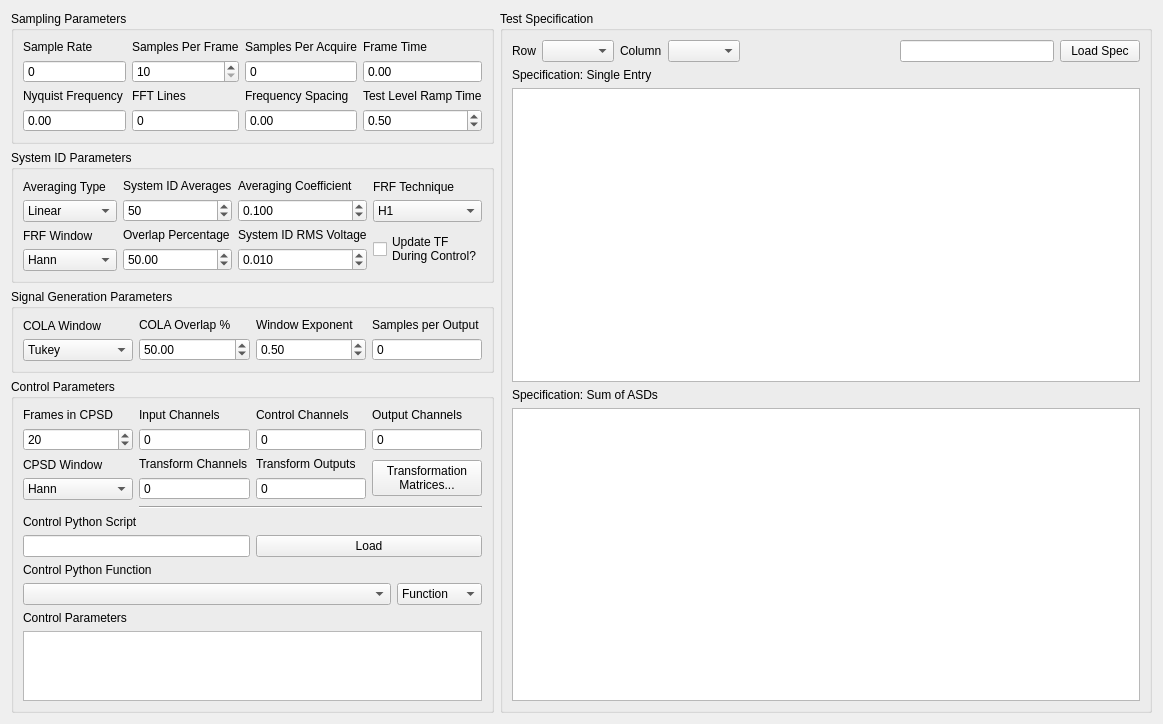
First picture: the form in components/random_vibration_definition.ui, repository sandialabs/rattlesnake-vibration-controller, before the edit.
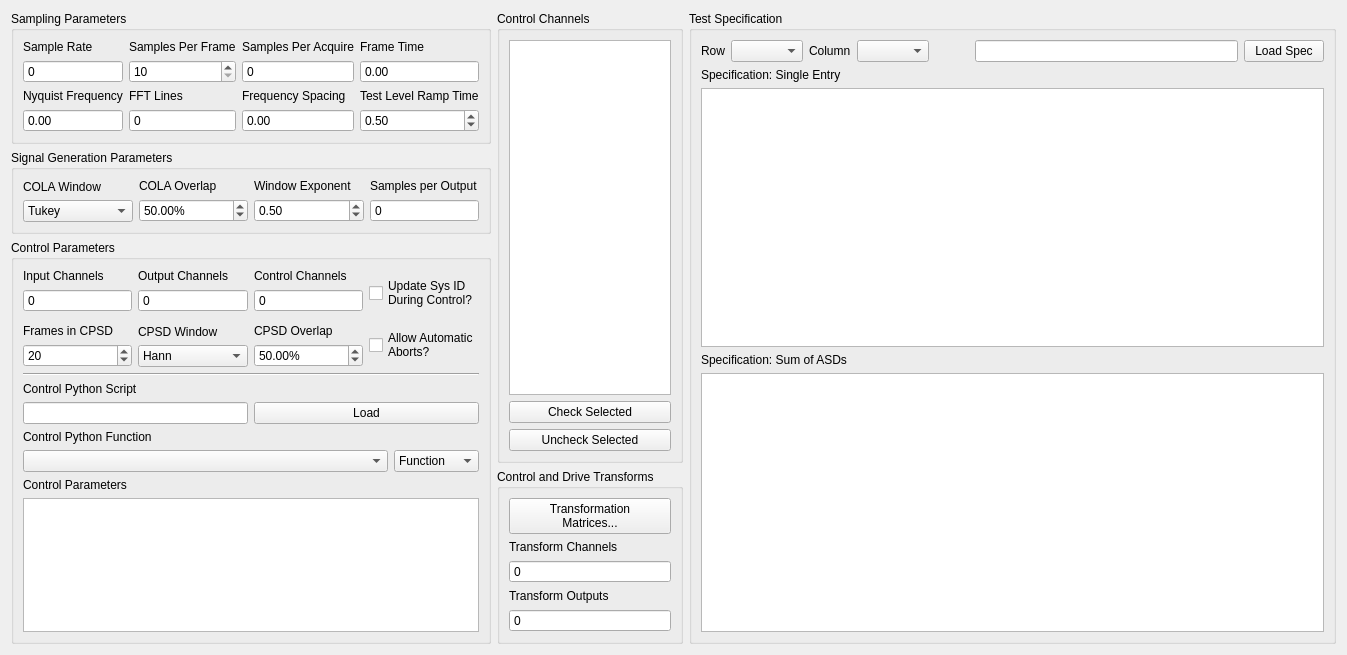
Second picture: the form after the edit. Custom widgets are drawn as their Qt base class.

```diff
--- a/components/random_vibration_definition.ui
+++ b/components/random_vibration_definition.ui
@@ -6,8 +6,8 @@
    <rect>
     <x>0</x>
     <y>0</y>
-    <width>1163</width>
-    <height>689</height>
+    <width>1347</width>
+    <height>655</height>
    </rect>
   </property>
   <property name="windowTitle">
@@ -15,7 +15,7 @@
   </property>
   <layout class="QVBoxLayout" name="verticalLayout">
    <item>
-    <layout class="QHBoxLayout" name="specification_layout">
+    <layout class="QHBoxLayout" name="specification_layout" stretch="0,0,1">
      <item>
       <layout class="QVBoxLayout" name="specification_summary_layout">
        <item>
@@ -285,206 +285,6 @@
          </layout>
         </widget>
        </item>
-       <item>
-        <widget class="QGroupBox" name="system_id_groupbox">
-         <property name="title">
-          <string>System ID Parameters</string>
-         </property>
-         <layout class="QGridLayout" name="gridLayout_4">
-          <item row="1" column="1">
-           <layout class="QVBoxLayout" name="overlap_percentage_layout">
-            <item>
-             <widget class="QLabel" name="overlap_percentage_label">
-              <property name="text">
-               <string>Overlap Percentage</string>
-              </property>
-             </widget>
-            </item>
-            <item>
-             <widget class="QDoubleSpinBox" name="system_id_overlap_percentage_selector">
-              <property name="value">
-               <double>50.000000000000000</double>
-              </property>
-             </widget>
-            </item>
-           </layout>
-          </item>
-          <item row="0" column="0">
-           <layout class="QVBoxLayout" name="averaging_type_layout">
-            <item>
-             <widget class="QLabel" name="averaging_type_label">
-              <property name="text">
-               <string>Averaging Type</string>
-              </property>
-             </widget>
-            </item>
-            <item>
-             <widget class="QComboBox" name="system_id_averaging_scheme_selector">
-              <property name="toolTip">
-               <string>&lt;html&gt;&lt;head/&gt;&lt;body&gt;&lt;p&gt;The averaging approach used to compute the transfer function. Linear averaging weights all frames evenly, while Exponential averaging applies more weight to more recent frames.&lt;/p&gt;&lt;p&gt;Profile Identifier: System Id Averaging Scheme Selector&lt;/p&gt;&lt;/body&gt;&lt;/html&gt;</string>
-              </property>
-              <item>
-               <property name="text">
-                <string>Linear</string>
-               </property>
-              </item>
-              <item>
-               <property name="text">
-                <string>Exponential</string>
-               </property>
-              </item>
-             </widget>
-            </item>
-           </layout>
-          </item>
-          <item row="1" column="0">
-           <layout class="QVBoxLayout" name="frf_window_layout">
-            <item>
-             <widget class="QLabel" name="frf_window_label">
-              <property name="text">
-               <string>FRF Window</string>
-              </property>
-             </widget>
-            </item>
-            <item>
-             <widget class="QComboBox" name="system_id_transfer_function_computation_window_selector">
-              <property name="toolTip">
-               <string>&lt;html&gt;&lt;head/&gt;&lt;body&gt;&lt;p&gt;The window function applied to the measurement frames when computing the transfer functions.&lt;/p&gt;&lt;p&gt;Profile Identifier: System Id Transfer Function Computatino Window Selector&lt;/p&gt;&lt;/body&gt;&lt;/html&gt;</string>
-              </property>
-              <item>
-               <property name="text">
-                <string>Hann</string>
-               </property>
-              </item>
-             </widget>
-            </item>
-           </layout>
-          </item>
-          <item row="0" column="2">
-           <layout class="QVBoxLayout" name="averaging_coefficient_layout">
-            <item>
-             <widget class="QLabel" name="averaging_coefficient_label">
-              <property name="text">
-               <string>Averaging Coefficient</string>
-              </property>
-             </widget>
-            </item>
-            <item>
-             <widget class="QDoubleSpinBox" name="system_id_averaging_coefficient_selector">
-              <property name="toolTip">
-               <string>&lt;html&gt;&lt;head/&gt;&lt;body&gt;&lt;p&gt;Weighting applied to the most recent average for Exponential Averaging.&lt;/p&gt;&lt;p&gt;Profile Identifier: System Id Averaging Coefficient Selector&lt;/p&gt;&lt;/body&gt;&lt;/html&gt;</string>
-              </property>
-              <property name="decimals">
-               <number>3</number>
-              </property>
-              <property name="minimum">
-               <double>0.000000000000000</double>
-              </property>
-              <property name="maximum">
-               <double>1.000000000000000</double>
-              </property>
-              <property name="singleStep">
-               <double>0.100000000000000</double>
-              </property>
-              <property name="value">
-               <double>0.100000000000000</double>
-              </property>
-             </widget>
-            </item>
-           </layout>
-          </item>
-          <item row="0" column="1">
-           <layout class="QVBoxLayout" name="system_id_averages_layout">
-            <item>
-             <widget class="QLabel" name="system_id_averages_label">
-              <property name="text">
-               <string>System ID Averages</string>
-              </property>
-             </widget>
-            </item>
-            <item>
-             <widget class="QSpinBox" name="system_id_frames_to_average_selector">
-              <property name="toolTip">
-               <string>&lt;html&gt;&lt;head/&gt;&lt;body&gt;&lt;p&gt;The number of averages used for Linear Averaging, and the number of frames that will be used for the initial System Identification step for Exponential Averaging.&lt;/p&gt;&lt;p&gt;Profile Identifier: System Id Frames To Average Selector&lt;/p&gt;&lt;/body&gt;&lt;/html&gt;</string>
-              </property>
-              <property name="maximum">
-               <number>500</number>
-              </property>
-              <property name="value">
-               <number>50</number>
-              </property>
-             </widget>
-            </item>
-           </layout>
-          </item>
-          <item row="0" column="3">
-           <layout class="QVBoxLayout" name="frf_technique_layout">
-            <item>
-             <widget class="QLabel" name="frf_technique_label">
-              <property name="text">
-               <string>FRF Technique</string>
-              </property>
-             </widget>
-            </item>
-            <item>
-             <widget class="QComboBox" name="system_id_frf_technique_selector">
-              <property name="toolTip">
-               <string>&lt;html&gt;&lt;head/&gt;&lt;body&gt;&lt;p&gt;Technique to compute the Transfer Function. H1 averages noise on the response channels.&lt;/p&gt;&lt;p&gt;Profile Identifier: System Id Frf Technique Selector&lt;/p&gt;&lt;/body&gt;&lt;/html&gt;</string>
-              </property>
-              <item>
-               <property name="text">
-                <string>H1</string>
-               </property>
-              </item>
-             </widget>
-            </item>
-           </layout>
-          </item>
-          <item row="1" column="3">
-           <layout class="QHBoxLayout" name="update_transfer_function_layout">
-            <item>
-             <widget class="QCheckBox" name="update_transfer_function_during_control_selector">
-              <property name="layoutDirection">
-               <enum>Qt::LeftToRight</enum>
-              </property>
-              <property name="text">
-               <string>Update TF
-During Control?</string>
-              </property>
-             </widget>
-            </item>
-           </layout>
-          </item>
-          <item row="1" column="2">
-           <layout class="QVBoxLayout" name="overlap_percentage_layout_2">
-            <item>
-             <widget class="QLabel" name="initial_rms_voltage_label">
-              <property name="text">
-               <string>System ID RMS Voltage</string>
-              </property>
-             </widget>
-            </item>
-            <item>
-             <widget class="QDoubleSpinBox" name="system_id_initial_drive_voltage_selector">
-              <property name="decimals">
-               <number>3</number>
-              </property>
-              <property name="maximum">
-               <double>12.000000000000000</double>
-              </property>
-              <property name="singleStep">
-               <double>0.010000000000000</double>
-              </property>
-              <property name="value">
-               <double>0.010000000000000</double>
-              </property>
-             </widget>
-            </item>
-           </layout>
-          </item>
-         </layout>
-        </widget>
-       </item>
        <item>
         <widget class="QGroupBox" name="signal_generation_groupbox">
          <property name="title">
@@ -548,12 +348,18 @@
             <item>
              <widget class="QLabel" name="cola_overlap_percent_label">
               <property name="text">
-               <string>COLA Overlap %</string>
+               <string>COLA Overlap</string>
               </property>
              </widget>
             </item>
             <item>
              <widget class="QDoubleSpinBox" name="cola_overlap_percentage_selector">
+              <property name="toolTip">
+               <string>Percentage overlap between frames that are assembled using the Constant Overlap and Add</string>
+              </property>
+              <property name="suffix">
+               <string>%</string>
+              </property>
               <property name="value">
                <double>50.000000000000000</double>
               </property>
@@ -597,37 +403,14 @@
           <string>Control Parameters</string>
          </property>
          <layout class="QGridLayout" name="gridLayout_3">
-          <item row="0" column="3">
-           <layout class="QVBoxLayout" name="output_channels_layout">
-            <item>
-             <widget class="QLabel" name="output_channels_label">
-              <property name="text">
-               <string>Output Channels</string>
-              </property>
-             </widget>
-            </item>
-            <item>
-             <widget class="QSpinBox" name="output_channels_display">
-              <property name="enabled">
-               <bool>true</bool>
-              </property>
-              <property name="readOnly">
-               <bool>true</bool>
-              </property>
-              <property name="buttonSymbols">
-               <enum>QAbstractSpinBox::NoButtons</enum>
-              </property>
-              <property name="prefix">
-               <string/>
-              </property>
-              <property name="maximum">
-               <number>1000000</number>
-              </property>
-             </widget>
-            </item>
-           </layout>
+          <item row="4" column="0" colspan="4">
+           <widget class="Line" name="control_separator">
+            <property name="orientation">
+             <enum>Qt::Horizontal</enum>
+            </property>
+           </widget>
           </item>
-          <item row="0" column="1">
+          <item row="0" column="0">
            <layout class="QVBoxLayout" name="input_channels_layout">
             <item>
              <widget class="QLabel" name="input_channels_label">
@@ -644,40 +427,6 @@
               <property name="readOnly">
                <bool>true</bool>
               </property>
-              <property name="buttonSymbols">
-               <enum>QAbstractSpinBox::NoButtons</enum>
-              </property>
-              <property name="prefix">
-               <string/>
-              </property>
-              <property name="maximum">
-               <number>1000000</number>
-              </property>
-             </widget>
-            </item>
-           </layout>
-          </item>
-          <item row="2" column="1" colspan="3">
-           <widget class="Line" name="control_separator">
-            <property name="orientation">
-             <enum>Qt::Horizontal</enum>
-            </property>
-           </widget>
-          </item>
-          <item row="0" column="2">
-           <layout class="QVBoxLayout" name="control_channels_layout">
-            <item>
-             <widget class="QLabel" name="control_channels_label">
-              <property name="text">
-               <string>Control Channels</string>
-              </property>
-             </widget>
-            </item>
-            <item>
-             <widget class="QSpinBox" name="control_channels_display">
-              <property name="enabled">
-               <bool>true</bool>
-              </property>
               <property name="readOnly">
                <bool>true</bool>
               </property>
@@ -694,28 +443,7 @@
             </item>
            </layout>
           </item>
-          <item row="0" column="0">
-           <layout class="QVBoxLayout" name="frames_in_cpsd_layout">
-            <item>
-             <widget class="QLabel" name="frames_in_cpsd_label">
-              <property name="text">
-               <string>Frames in CPSD</string>
-              </property>
-             </widget>
-            </item>
-            <item>
-             <widget class="QSpinBox" name="cpsd_frames_selector">
-              <property name="maximum">
-               <number>500</number>
-              </property>
-              <property name="value">
-               <number>20</number>
-              </property>
-             </widget>
-            </item>
-           </layout>
-          </item>
-          <item row="3" column="0" colspan="4">
+          <item row="5" column="0" colspan="4">
            <layout class="QVBoxLayout" name="control_script_vertical_layout">
             <item>
              <widget class="QLabel" name="control_script_label">
@@ -750,7 +478,7 @@
             </item>
            </layout>
           </item>
-          <item row="4" column="0" colspan="4">
+          <item row="6" column="0" colspan="4">
            <layout class="QVBoxLayout" name="control_function_layout">
             <item>
              <widget class="QLabel" name="control_function_label">
@@ -800,7 +528,7 @@
             </item>
            </layout>
           </item>
-          <item row="5" column="0" colspan="4">
+          <item row="7" column="0" colspan="4">
            <layout class="QVBoxLayout" name="control_parameters_layout">
             <item>
              <widget class="QLabel" name="control_parameters_label">
@@ -821,8 +549,122 @@
             </item>
            </layout>
           </item>
-          <item row="1" column="0">
-           <layout class="QVBoxLayout" name="frames_in_cpsd_layout_2">
+          <item row="0" column="1">
+           <layout class="QVBoxLayout" name="output_channels_layout">
+            <item>
+             <widget class="QLabel" name="output_channels_label">
+              <property name="text">
+               <string>Output Channels</string>
+              </property>
+             </widget>
+            </item>
+            <item>
+             <widget class="QSpinBox" name="output_channels_display">
+              <property name="enabled">
+               <bool>true</bool>
+              </property>
+              <property name="toolTip">
+               <string>Number of excitation channels that the controller is generating.</string>
+              </property>
+              <property name="readOnly">
+               <bool>true</bool>
+              </property>
+              <property name="buttonSymbols">
+               <enum>QAbstractSpinBox::NoButtons</enum>
+              </property>
+              <property name="prefix">
+               <string/>
+              </property>
+              <property name="maximum">
+               <number>1000000</number>
+              </property>
+             </widget>
+            </item>
+           </layout>
+          </item>
+          <item row="0" column="2">
+           <layout class="QVBoxLayout" name="control_channels_layout">
+            <item>
+             <widget class="QLabel" name="control_channels_label">
+              <property name="text">
+               <string>Control Channels</string>
+              </property>
+             </widget>
+            </item>
+            <item>
+             <widget class="QSpinBox" name="control_channels_display">
+              <property name="enabled">
+               <bool>true</bool>
+              </property>
+              <property name="toolTip">
+               <string>Number of channels that the controller is using to control the system.</string>
+              </property>
+              <property name="readOnly">
+               <bool>true</bool>
+              </property>
+              <property name="buttonSymbols">
+               <enum>QAbstractSpinBox::NoButtons</enum>
+              </property>
+              <property name="prefix">
+               <string/>
+              </property>
+              <property name="maximum">
+               <number>1000000</number>
+              </property>
+             </widget>
+            </item>
+           </layout>
+          </item>
+          <item row="2" column="2">
+           <layout class="QVBoxLayout" name="cpsd_overlap_layout">
+            <item>
+             <widget class="QLabel" name="cpsd_overlap_label">
+              <property name="text">
+               <string>CPSD Overlap</string>
+              </property>
+             </widget>
+            </item>
+            <item>
+             <widget class="QDoubleSpinBox" name="cpsd_overlap_selector">
+              <property name="toolTip">
+               <string>Percentage overlap between measurements when constructing CPSDs.</string>
+              </property>
+              <property name="suffix">
+               <string>%</string>
+              </property>
+              <property name="value">
+               <double>50.000000000000000</double>
+              </property>
+             </widget>
+            </item>
+           </layout>
+          </item>
+          <item row="2" column="0">
+           <layout class="QVBoxLayout" name="frames_in_cpsd_layout">
+            <item>
+             <widget class="QLabel" name="frames_in_cpsd_label">
+              <property name="text">
+               <string>Frames in CPSD</string>
+              </property>
+             </widget>
+            </item>
+            <item>
+             <widget class="QSpinBox" name="cpsd_frames_selector">
+              <property name="toolTip">
+               <string>Number of measurement frames to use when computing CPSDs.</string>
+              </property>
+              <property name="maximum">
+               <number>500</number>
+              </property>
+              <property name="value">
+               <number>20</number>
+              </property>
+             </widget>
+            </item>
+           </layout>
+          </item>
+          <item row="2" column="1">
+           <layout class="QVBoxLayout" name="cpsd_window_layout">
             <item>
              <widget class="QLabel" name="cpsd_window_label">
               <property name="text">
@@ -841,7 +683,104 @@
             </item>
            </layout>
           </item>
-          <item row="1" column="1">
+          <item row="0" column="3" rowspan="2">
+           <widget class="QCheckBox" name="update_transfer_function_during_control_selector">
+            <property name="toolTip">
+             <string>Checking this box will allow the controller to continually update the system identification to perhaps get a better control for nonlinear structures.  Use with caution! If, for example, a shaker becomes disconnected, the controller will see the system identification between that shaker and the control channels become very small, and it will therefore try to push the shaker harder to make up for the poor transfer function, so the problem could explode.</string>
+            </property>
+            <property name="layoutDirection">
+             <enum>Qt::LeftToRight</enum>
+            </property>
+            <property name="text">
+             <string>Update Sys ID
+During Control?</string>
+            </property>
+           </widget>
+          </item>
+          <item row="2" column="3">
+           <widget class="QCheckBox" name="auto_abort_checkbox">
+            <property name="toolTip">
+             <string>If checked, the controller will automatically abort if the abort level in the specification is hit.</string>
+            </property>
+            <property name="text">
+             <string>Allow Automatic
+Aborts?</string>
+            </property>
+           </widget>
+          </item>
+         </layout>
+        </widget>
+       </item>
+      </layout>
+     </item>
+     <item>
+      <layout class="QVBoxLayout" name="channels_layout">
+       <item>
+        <widget class="QGroupBox" name="control_channels_groupbox">
+         <property name="title">
+          <string>Control Channels</string>
+         </property>
+         <layout class="QVBoxLayout" name="verticalLayout_3">
+          <item>
+           <widget class="QListWidget" name="control_channels_selector">
+            <property name="sizePolicy">
+             <sizepolicy hsizetype="Minimum" vsizetype="Expanding">
+              <horstretch>0</horstretch>
+              <verstretch>0</verstretch>
+             </sizepolicy>
+            </property>
+            <property name="toolTip">
+             <string>Check channels that will be treated as control channels</string>
+            </property>
+            <property name="sizeAdjustPolicy">
+             <enum>QAbstractScrollArea::AdjustToContents</enum>
+            </property>
+            <property name="selectionMode">
+             <enum>QAbstractItemView::ExtendedSelection</enum>
+            </property>
+           </widget>
+          </item>
+          <item>
+           <widget class="QPushButton" name="check_selected_button">
+            <property name="toolTip">
+             <string>Checks selected channels to use them as control channels.</string>
+            </property>
+            <property name="text">
+             <string>Check Selected</string>
+            </property>
+           </widget>
+          </item>
+          <item>
+           <widget class="QPushButton" name="uncheck_selected_button">
+            <property name="toolTip">
+             <string>Unchecks selected channels so they are not treated as control channels.</string>
+            </property>
+            <property name="text">
+             <string>Uncheck Selected</string>
+            </property>
+           </widget>
+          </item>
+         </layout>
+        </widget>
+       </item>
+       <item>
+        <widget class="QGroupBox" name="transformation_matrices_groupbox">
+         <property name="title">
+          <string>Control and Drive Transforms</string>
+         </property>
+         <layout class="QVBoxLayout" name="verticalLayout_5">
+          <item>
+           <widget class="QPushButton" name="transformation_matrices_button">
+            <property name="toolTip">
+             <string>Open the transformation matrix dialog to allow specification of transformations to virtual control or virtual excitation channels.</string>
+            </property>
+            <property name="text">
+             <string>Transformation
+Matrices...</string>
+            </property>
+           </widget>
+          </item>
+          <item>
            <layout class="QVBoxLayout" name="transform_channels_layout">
             <item>
              <widget class="QLabel" name="transform_channels_label">
@@ -871,7 +810,7 @@
             </item>
            </layout>
           </item>
-          <item row="1" column="2">
+          <item>
            <layout class="QVBoxLayout" name="transform_outputs_layout">
             <item>
              <widget class="QLabel" name="transform_outputs_label">
@@ -901,14 +840,6 @@
             </item>
            </layout>
           </item>
-          <item row="1" column="3">
-           <widget class="QPushButton" name="transformation_matrices_button">
-            <property name="text">
-             <string>Transformation
-Matrices...</string>
-            </property>
-           </widget>
-          </item>
          </layout>
         </widget>
        </item>
@@ -932,7 +863,14 @@
              </widget>
             </item>
             <item>
-             <widget class="QComboBox" name="specification_row_selector"/>
+             <widget class="QComboBox" name="specification_row_selector">
+              <property name="toolTip">
+               <string>Select the row of the CPSD matrix to visualize</string>
+              </property>
+              <property name="sizeAdjustPolicy">
+               <enum>QComboBox::AdjustToContents</enum>
+              </property>
+             </widget>
             </item>
             <item>
              <widget class="QLabel" name="specification_column_label">
@@ -942,13 +880,23 @@
              </widget>
             </item>
             <item>
-             <widget class="QComboBox" name="specification_column_selector"/>
+             <widget class="QComboBox" name="specification_column_selector">
+              <property name="toolTip">
+               <string>Select the column of the CPSD matrix to visualize</string>
+              </property>
+              <property name="sizeAdjustPolicy">
+               <enum>QComboBox::AdjustToContents</enum>
+              </property>
+             </widget>
             </item>
             <item>
              <spacer name="specification_button_spacer">
               <property name="orientation">
                <enum>Qt::Horizontal</enum>
               </property>
+              <property name="sizeType">
+               <enum>QSizePolicy::Preferred</enum>
+              </property>
               <property name="sizeHint" stdset="0">
                <size>
                 <width>40</width>
```
Left out of the diff: 59 changed lines with no effect on the pictures.
